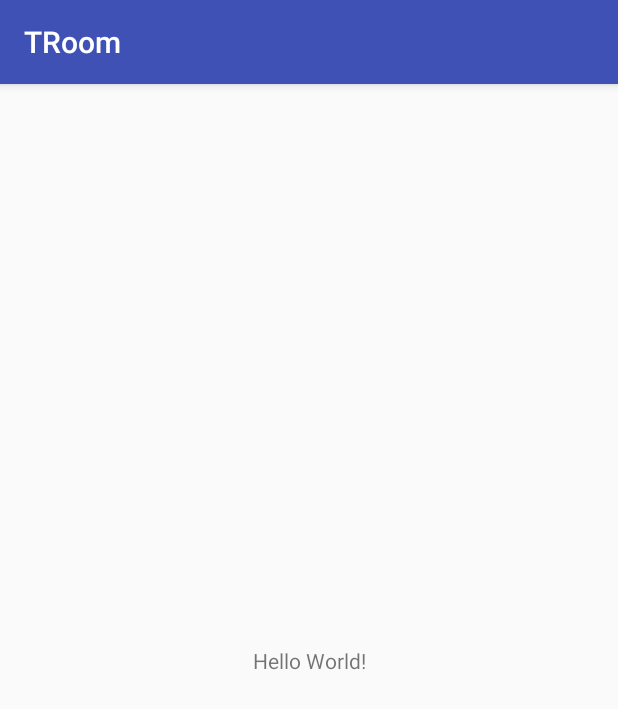
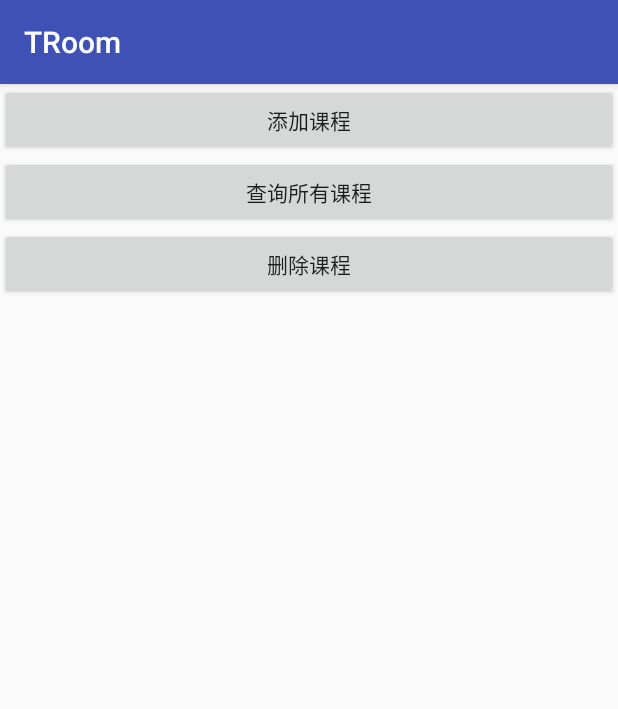
Before and after one commit to xwpeng/LibsAndNewTechnology, an Android app: the screen it shows after launch (MainActivity), on a phone screen of 412 x 824 dp. Shown: the top 709 px of the screen. Run offline under Robolectric (Android 15) with nearby library versions, the phone set to English and light mode, and no system bars; our stand-ins replace Room's generated code; libraries missing offline, so code that uses them is left out: android.arch.persistence.

Commit message:
save process

```diff
--- a/TRoom/app/build.gradle
+++ b/TRoom/app/build.gradle
@@ -29,9 +29,9 @@ dependencies {
     testImplementation 'junit:junit:4.12'
     androidTestImplementation 'com.android.support.test:runner:1.0.2'
     androidTestImplementation 'com.android.support.test.espresso:espresso-core:3.0.2'
-    compile "android.arch.persistence.room:runtime:1.1.1"
+    implementation "android.arch.persistence.room:runtime:1.1.1"
     annotationProcessor 'android.arch.persistence.room:compiler:1.1.1'
     implementation "android.arch.persistence.room:rxjava2:1.1.1"
-    compile 'io.reactivex.rxjava2:rxjava:2.1.14'
-    compile 'io.reactivex.rxjava2:rxandroid:2.0.2'
+    implementation 'io.reactivex.rxjava2:rxjava:2.1.14'
+    implementation 'io.reactivex.rxjava2:rxandroid:2.0.2'
 }
--- a/TRoom/app/src/main/java/com/android/xwpeng/troom/MainActivity.java
+++ b/TRoom/app/src/main/java/com/android/xwpeng/troom/MainActivity.java
@@ -3,49 +3,56 @@ package com.android.xwpeng.troom;
 import android.arch.persistence.db.SupportSQLiteDatabase;
 import android.arch.persistence.room.Room;
 import android.arch.persistence.room.migration.Migration;
+import android.os.Bundle;
 import android.support.annotation.NonNull;
 import android.support.v7.app.AppCompatActivity;
-import android.os.Bundle;
-import android.util.Log;
+import android.util.Pair;
 import android.view.View;
+import android.view.ViewGroup;
+import android.widget.Button;
+import android.widget.LinearLayout;
 
 import com.android.xwpeng.troom.bean.Class;
-import com.android.xwpeng.troom.bean.Student;
+import com.android.xwpeng.troom.test.SampleClassTest;
 
+import java.util.ArrayList;
 import java.util.List;
-
-import io.reactivex.Flowable;
-import io.reactivex.Scheduler;
-import io.reactivex.schedulers.Schedulers;
 
 public class MainActivity extends AppCompatActivity {
     public static final String TAG = MainActivity.class.getSimpleName();
     private MyDataBase mMyDataBase;
+    private LinearLayout mRootLayout;
+    private List<Pair<String, View.OnClickListener>> mButtonInfos = new ArrayList<>();
 
     @Override
     protected void onCreate(Bundle savedInstanceState) {
         super.onCreate(savedInstanceState);
         setContentView(R.layout.activity_main);
-        mMyDataBase = Room
-                .databaseBuilder(getApplicationContext(), MyDataBase.class, "my_db")
-//                .addCallback()
-                .addMigrations(MIGRATION_1_2)
-                .allowMainThreadQueries()
-                .fallbackToDestructiveMigration()
-//                .fallbackToDestructiveMigrationFrom()
-//                .openHelperFactory()
-//                .setJournalMode()
+        initDb();
+        mButtonInfos.add(new Pair<>("添加课程", v -> SampleClassTest.insertClass(mMyDataBase)));
+        mButtonInfos.add(new Pair<>("查询所有课程", v -> SampleClassTest.queryAllClass(mMyDataBase)));
+        mButtonInfos.add(new Pair<>("删除课程", v -> deleteClass()));
+        initButton();
+    }
+
+    private void deleteClass() {
+        Class c = new Class();
+        c.id = 2;
+        Class c2 = new Class();
+        c2.id = 5;
+        SampleClassTest.delete(mMyDataBase, c, c2);
+    }
+
+    private void initDb() {
+        mMyDataBase = Room.databaseBuilder(getApplicationContext(), MyDataBase.class, "my_db")
+//                .addCallback()//2个回调，创建数据库时回调，打开数据库时回调
+//                .addMigrations(MIGRATION_1_2)//升级用
+//                .allowMainThreadQueries()//允许在主线程查询数据库
+//                .fallbackToDestructiveMigration()//升级数据库失败重新创建，而不是崩溃
+//                .fallbackToDestructiveMigrationFrom()//升级数据库失败重新创建，从某个版本开始
+//                .openHelperFactory() //设置打开数据库的工厂方法，如果不设置，使用默认的FrameworkSQLiteOpenHelperFactory
+//                .setJournalMode()//设置日志模式，默认是自动的
                 .build();
-        findViewById(R.id.ok).setOnClickListener(v ->
-//                new Thread(this::aa).start()
-                        mMyDataBase.studentDao()
-                                .getAllRx()
-                                .subscribeOn(Schedulers.io())
-                                 .subscribe(res -> {
-                                     Log.e(TAG, res.toString());
-                                 })
-                );
-
     }
 
     static final Migration MIGRATION_1_2 = new Migration(1, 2) {
@@ -56,19 +63,16 @@ public class MainActivity extends AppCompatActivity {
         }
     };
 
-    private void aa() {
-//        Student student = new Student();
-//        student.id = 11;
-//        student.name = "xwpeng";
-//        student.nickName = "xwp";
-//        student.sex = true;
-//        student.classId = 1;
-//        Class myClass = new Class();
-//        myClass.name = "实验班";
-//        mMyDataBase.classDao().insert(myClass);
-//        List<Long> aa = mMyDataBase.studentDao().insert(student);
-//        Log.e(TAG,  mMyDataBase.studentDao().getAll().toString());
-        List<Student> students = mMyDataBase.studentDao().queryClassByClass(3);
-        Log.e(TAG,  students.toString());
+    private void initButton() {
+        mRootLayout = findViewById(R.id.root_layout);
+        for (Pair<String, View.OnClickListener> buttonInfo : mButtonInfos) {
+            Button button = new Button(this);
+            button.setLayoutParams(new LinearLayout.LayoutParams(ViewGroup.LayoutParams.MATCH_PARENT, ViewGroup.LayoutParams.WRAP_CONTENT));
+            button.setText(buttonInfo.first);
+            button.setOnClickListener(buttonInfo.second);
+            mRootLayout.addView(button);
+        }
     }
+
+
 }
--- a/TRoom/app/src/main/java/com/android/xwpeng/troom/dao/ClassDao.java
+++ b/TRoom/app/src/main/java/com/android/xwpeng/troom/dao/ClassDao.java
@@ -1,9 +1,12 @@
 package com.android.xwpeng.troom.dao;
 
 import android.arch.persistence.room.Dao;
+import android.arch.persistence.room.Delete;
 import android.arch.persistence.room.Insert;
+import android.arch.persistence.room.Query;
 
 import com.android.xwpeng.troom.bean.Class;
+import com.android.xwpeng.troom.bean.Student;
 
 import java.util.List;
 
@@ -14,4 +17,9 @@ import java.util.List;
 public interface ClassDao {
     @Insert
     List<Long> insert(Class... classes);
+    @Query("SELECT * FROM CLASS")
+    List<Class> queryAll();
+    //按条件删除？删除多个？，返回值是删除成功的个数,返回的类型只能是int与void
+    @Delete()
+    int delete(Class... c);
 }
--- a/TRoom/app/src/main/res/layout/activity_main.xml
+++ b/TRoom/app/src/main/res/layout/activity_main.xml
@@ -1,19 +1,9 @@
 <?xml version="1.0" encoding="utf-8"?>
-<android.support.constraint.ConstraintLayout xmlns:android="http://schemas.android.com/apk/res/android"
-    xmlns:app="http://schemas.android.com/apk/res-auto"
+<LinearLayout xmlns:android="http://schemas.android.com/apk/res/android"
     xmlns:tools="http://schemas.android.com/tools"
+    android:id="@+id/root_layout"
     android:layout_width="match_parent"
     android:layout_height="match_parent"
-    tools:context="com.android.xwpeng.troom.MainActivity">
-
-    <TextView
-        android:id="@+id/ok"
-        android:layout_width="wrap_content"
-        android:layout_height="wrap_content"
-        android:text="Hello World!"
-        app:layout_constraintBottom_toBottomOf="parent"
-        app:layout_constraintLeft_toLeftOf="parent"
-        app:layout_constraintRight_toRightOf="parent"
-        app:layout_constraintTop_toTopOf="parent" />
-
-</android.support.constraint.ConstraintLayout>
+    tools:context="com.android.xwpeng.troom.MainActivity"
+    android:orientation="vertical"
+    />
--- a/TRoom/build.gradle
+++ b/TRoom/build.gradle
@@ -7,7 +7,7 @@ buildscript {
         jcenter()
     }
     dependencies {
-        classpath 'com.android.tools.build:gradle:3.0.1'
+        classpath 'com.android.tools.build:gradle:3.1.4'
 
 
         // NOTE: Do not place your application dependencies here; they belong
--- a/TRxjava/build.gradle
+++ b/TRxjava/build.gradle
@@ -7,7 +7,7 @@ buildscript {
         jcenter()
     }
     dependencies {
-        classpath 'com.android.tools.build:gradle:3.0.1'
+        classpath 'com.android.tools.build:gradle:3.1.4'
 
 
         // NOTE: Do not place your application dependencies here; they belong
--- a/TRxjava2/build.gradle
+++ b/TRxjava2/build.gradle
@@ -7,7 +7,7 @@ buildscript {
         jcenter()
     }
     dependencies {
-        classpath 'com.android.tools.build:gradle:3.0.1'
+        classpath 'com.android.tools.build:gradle:3.1.4'
 
 
         // NOTE: Do not place your application dependencies here; they belong
```
Also changed, not shown: TRoom/app/src/main/java/com/android/xwpeng/troom/bean/Class.java (+11 -1 lines), TRoom/app/src/main/java/com/android/xwpeng/troom/bean/Student.java (+12 -7 lines), TRoom/app/src/main/java/com/android/xwpeng/troom/test/SampleClassTest.java (added, +70 -0 lines), TRoom/gradle/wrapper/gradle-wrapper.properties, TRxjava/gradle/wrapper/gradle-wrapper.properties, TRxjava2/gradle/wrapper/gradle-wrapper.properties, 1 other file.
